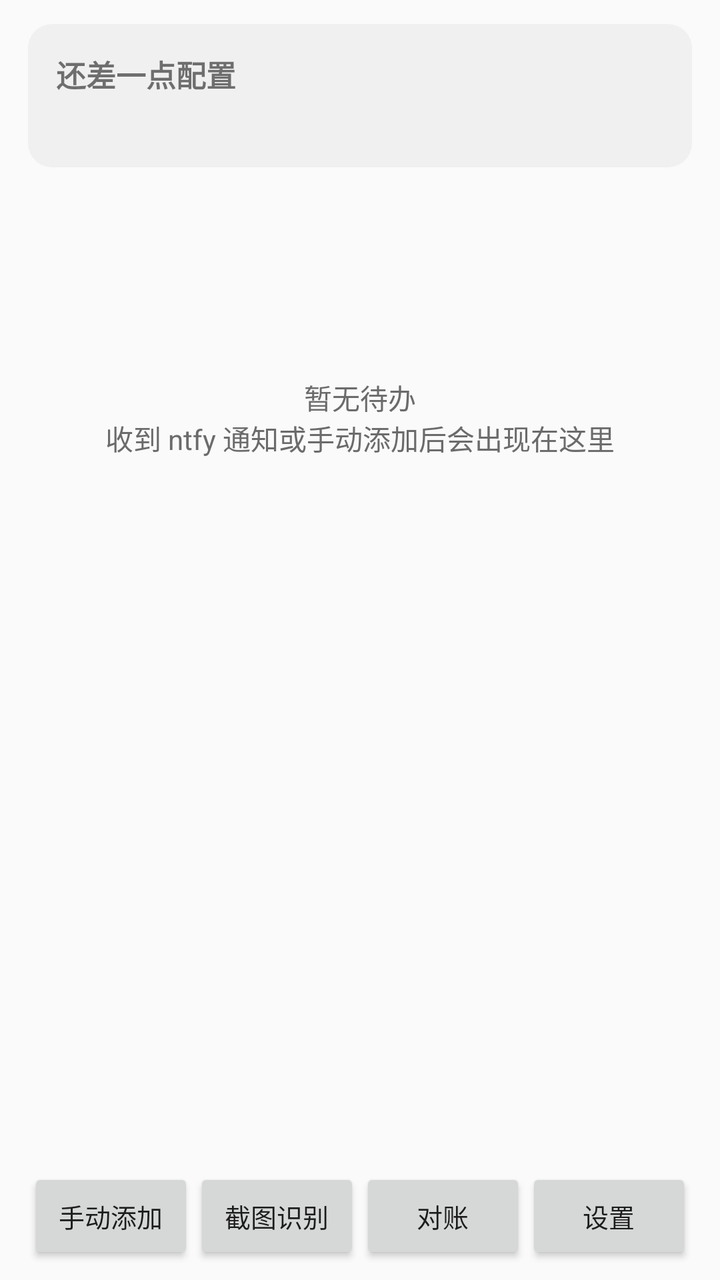
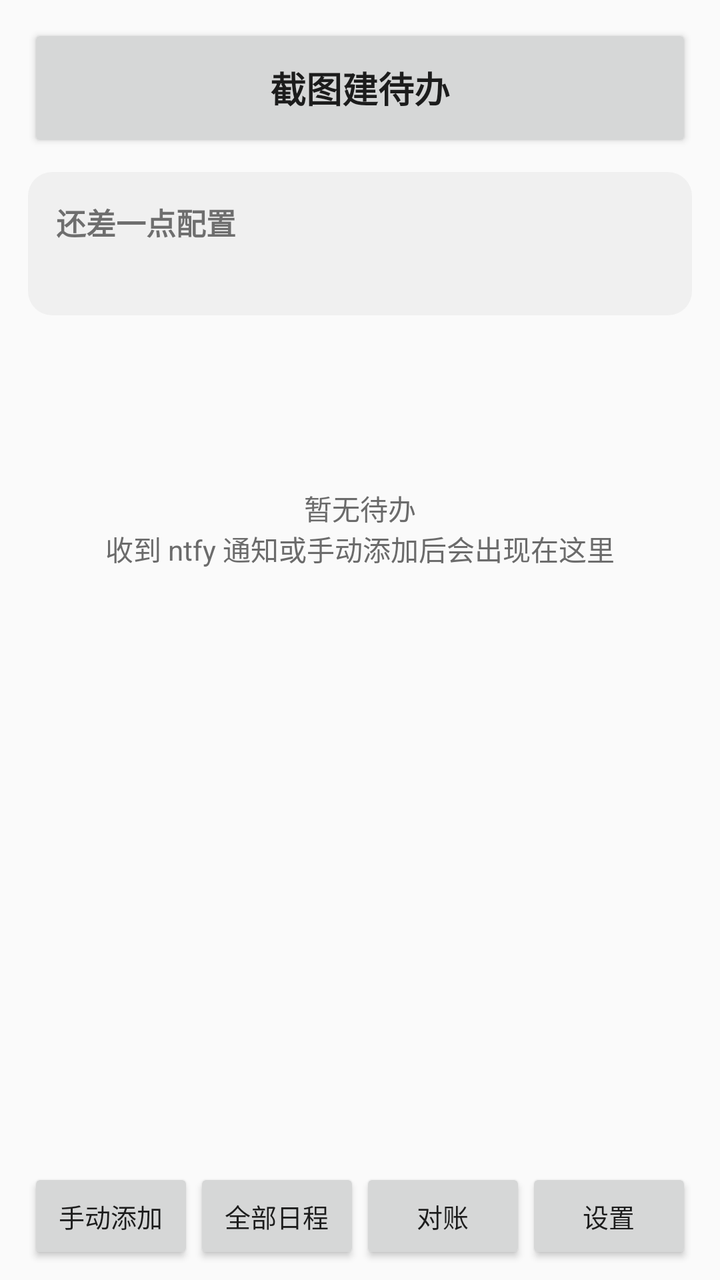

The first picture is an Android layout as it rendered before a commit; the second is the same layout after the commit. The layout source and the unified diff follow.
<!-- AndroidManifest.xml: application theme Theme.NtfyCalendar -->
<!-- res/layout/activity_main.xml -->
<?xml version="1.0" encoding="utf-8"?>
<LinearLayout xmlns:android="http://schemas.android.com/apk/res/android"
    android:layout_width="match_parent"
    android:layout_height="match_parent"
    android:orientation="vertical"
    android:paddingLeft="14dp"
    android:paddingRight="14dp"
    android:paddingTop="12dp">

    <LinearLayout
        android:id="@+id/statusCard"
        android:layout_width="match_parent"
        android:layout_height="wrap_content"
        android:background="@drawable/bg_card"
        android:clickable="true"
        android:focusable="true"
        android:orientation="vertical"
        android:padding="14dp">

        <TextView
            android:id="@+id/statusTitle"
            android:layout_width="match_parent"
            android:layout_height="wrap_content"
            android:textSize="15sp"
            android:textStyle="bold"
            android:text="@string/main_status_need" />

        <TextView
            android:id="@+id/statusDetail"
            android:layout_width="match_parent"
            android:layout_height="wrap_content"
            android:layout_marginTop="4dp"
            android:textSize="13sp"
            android:textColor="@color/text_secondary" />
    </LinearLayout>

    <TextView
        android:id="@+id/emptyView"
        android:layout_width="match_parent"
        android:layout_height="0dp"
        android:layout_weight="1"
        android:gravity="center"
        android:textSize="14sp"
        android:textColor="@color/text_secondary"
        android:text="@string/main_empty" />

    <androidx.recyclerview.widget.RecyclerView
        android:id="@+id/recycler"
        android:layout_width="match_parent"
        android:layout_height="0dp"
        android:layout_weight="1"
        android:clipToPadding="false"
        android:paddingTop="8dp"
        android:paddingBottom="8dp" />

    <LinearLayout
        android:layout_width="match_parent"
        android:layout_height="wrap_content"
        android:orientation="horizontal"
        android:paddingBottom="8dp">

        <Button
            android:id="@+id/btnAdd"
            android:layout_width="0dp"
            android:layout_height="wrap_content"
            android:layout_weight="1"
            android:minWidth="0dp"
            android:paddingLeft="2dp"
            android:paddingRight="2dp"
            android:textSize="13sp"
            android:text="@string/btn_add_manual" />

        <Button
            android:id="@+id/btnShot"
            android:layout_width="0dp"
            android:layout_height="wrap_content"
            android:layout_weight="1"
            android:minWidth="0dp"
            android:paddingLeft="2dp"
            android:paddingRight="2dp"
            android:textSize="13sp"
            android:text="@string/btn_import_shot" />

        <Button
            android:id="@+id/btnReconcile"
            android:layout_width="0dp"
            android:layout_height="wrap_content"
            android:layout_weight="1"
            android:minWidth="0dp"
            android:paddingLeft="2dp"
            android:paddingRight="2dp"
            android:textSize="13sp"
            android:text="@string/btn_reconcile" />

        <Button
            android:id="@+id/btnSettings"
            android:layout_width="0dp"
            android:layout_height="wrap_content"
            android:layout_weight="1"
            android:minWidth="0dp"
            android:paddingLeft="2dp"
            android:paddingRight="2dp"
            android:textSize="13sp"
            android:text="@string/btn_settings" />
    </LinearLayout>
</LinearLayout>
<!-- resources referenced by this layout -->
<resources>
  <color name="text_secondary">#FF6B6B6B</color>
  <!-- drawable bg_card (drawable) -->
  <?xml version="1.0" encoding="utf-8"?>
  <shape xmlns:android="http://schemas.android.com/apk/res/android"
      android:shape="rectangle">
      <solid android:color="@color/card_bg" />
      <corners android:radius="12dp" />
  </shape>
  <string name="btn_add_manual">手动添加</string>
  <string name="btn_import_shot">截图识别</string>
  <string name="btn_reconcile">对账</string>
  <string name="btn_settings">设置</string>
  <string name="main_empty">暂无待办\n收到 ntfy 通知或手动添加后会出现在这里</string>
  <string name="main_status_need">还差一点配置</string>
  <style name="Theme.NtfyCalendar" parent="Theme.AppCompat.DayNight.DarkActionBar">
          <item name="colorPrimary">@color/primary</item>
          <item name="colorPrimaryDark">@color/primary_dark</item>
          <item name="colorAccent">@color/accent</item>
          <item name="android:windowBackground">?android:attr/colorBackground</item>
      </style>
  <color name="card_bg">#14808080</color>
  <color name="primary">#FF156B5A</color>
  <color name="primary_dark">#FF0E4B3F</color>
  <color name="accent">#FFEF8F32</color>
</resources>

<!-- the commit's change to res/layout/activity_main.xml (unified diff, before → after) -->
@@ -6,6 +6,15 @@
     android:paddingLeft="14dp"
     android:paddingRight="14dp"
     android:paddingTop="12dp">
+
+    <Button
+        android:id="@+id/btnShotBig"
+        android:layout_width="match_parent"
+        android:layout_height="64dp"
+        android:layout_marginBottom="10dp"
+        android:textSize="18sp"
+        android:textStyle="bold"
+        android:text="@string/btn_shot_big" />
 
     <LinearLayout
         android:id="@+id/statusCard"
@@ -71,7 +80,7 @@
             android:text="@string/btn_add_manual" />
 
         <Button
-            android:id="@+id/btnShot"
+            android:id="@+id/btnAllEvents"
             android:layout_width="0dp"
             android:layout_height="wrap_content"
             android:layout_weight="1"
@@ -79,7 +88,7 @@
             android:paddingLeft="2dp"
             android:paddingRight="2dp"
             android:textSize="13sp"
-            android:text="@string/btn_import_shot" />
+            android:text="@string/btn_all_events" />
 
         <Button
             android:id="@+id/btnReconcile"
<!-- resource entries referenced after the edit -->
@@ -9,9 +9,10 @@
       <corners android:radius="12dp" />
   </shape>
   <string name="btn_add_manual">手动添加</string>
-  <string name="btn_import_shot">截图识别</string>
+  <string name="btn_all_events">全部日程</string>
   <string name="btn_reconcile">对账</string>
   <string name="btn_settings">设置</string>
+  <string name="btn_shot_big">截图建待办</string>
   <string name="main_empty">暂无待办\n收到 ntfy 通知或手动添加后会出现在这里</string>
   <string name="main_status_need">还差一点配置</string>
   <style name="Theme.NtfyCalendar" parent="Theme.AppCompat.DayNight.DarkActionBar">
